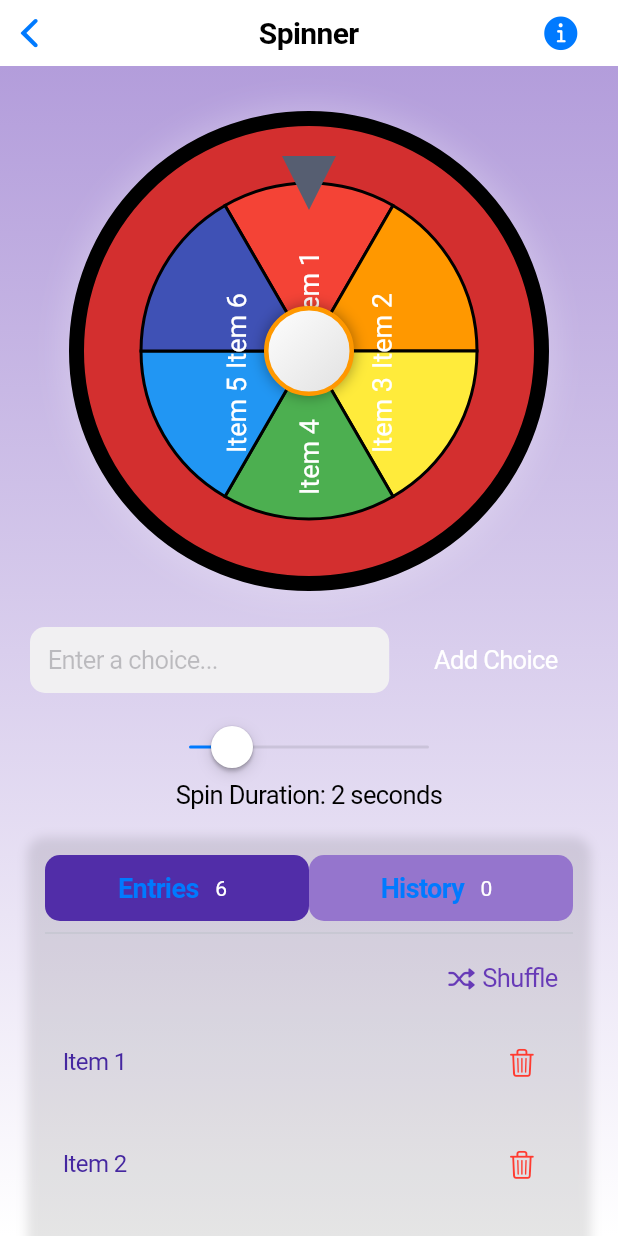
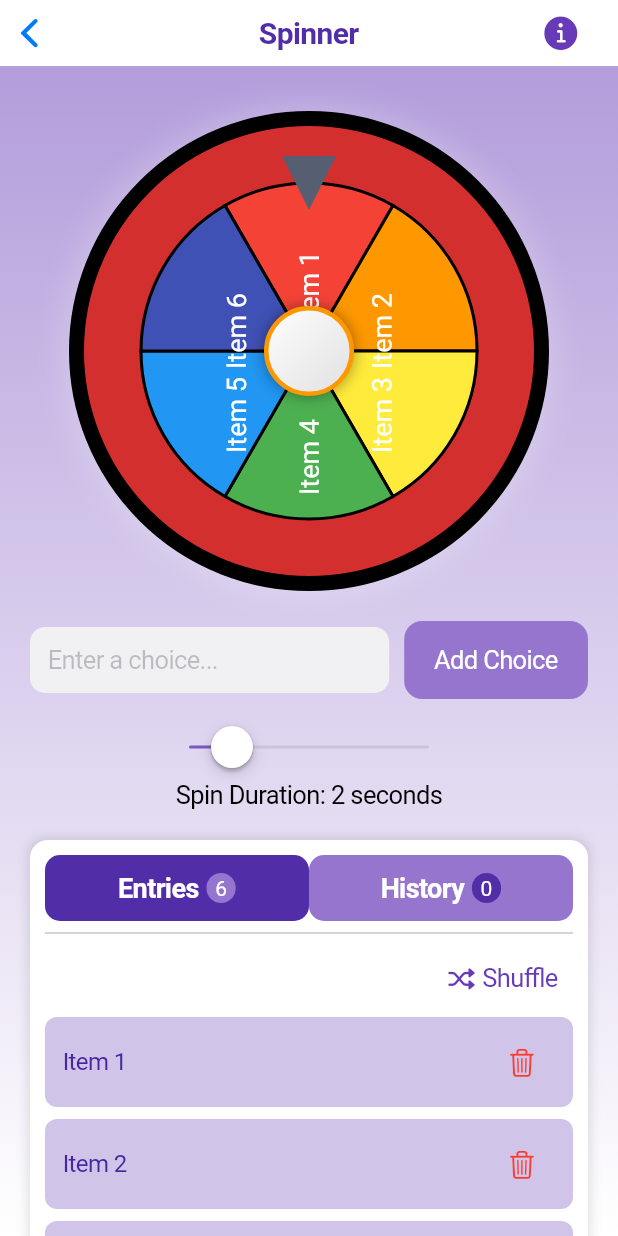
Before and after one commit to beyonce-ama/the_spinner, a Flutter app: the SpinnerScreen screen opened directly, on a phone screen of 412 x 824 dp. Run offline on Flutter 3.47's test engine with Material 3 defaults, Android fonts, the phone set to English and light mode, and no system bars; drawn by our look-alikes of flutter_fortune_wheel.

Commit message:
theme edit

```diff
--- a/lib/spinner_screen.dart
+++ b/lib/spinner_screen.dart
@@ -115,12 +115,14 @@ Widget build(BuildContext context) {
   middle: Text(
     "Spinner",
     style: TextStyle(
+    color: isDarkMode ? Colors.deepPurple.shade100 : Colors.deepPurple.shade700,
       fontSize: 20, fontWeight: FontWeight.w600),
   ),
   trailing: CupertinoButton(
     padding: EdgeInsets.zero,
     child: Icon(
       CupertinoIcons.info_circle_fill,
+      color: Colors.deepPurple,
       size: 26,
     ),
     onPressed: () {
@@ -249,6 +251,7 @@ Widget build(BuildContext context) {
                   ),
                   const SizedBox(width: 10),
                   CupertinoButton(
+                color: Colors.deepPurple.shade300,
                 onPressed: addChoice,
                 child: const Text("Add Choice", style: TextStyle(color: Colors.white)),
               ),
@@ -260,6 +263,7 @@ Widget build(BuildContext context) {
                 min: 1,
                 max: 10,
                 divisions: 9,
+                activeColor: Colors.deepPurple.shade400,
                 onChanged: (value) {
                   setState(() {
                     spinDuration = value.toInt();
@@ -272,6 +276,7 @@ Widget build(BuildContext context) {
                 margin: const EdgeInsets.symmetric(vertical: 10),
                 padding: const EdgeInsets.all(10),
                 decoration: BoxDecoration(
+                  color: isDarkMode ? Colors.deepPurple.shade200 : Colors.white,
                   borderRadius: BorderRadius.circular(12),
                   boxShadow: [
                     BoxShadow(
@@ -302,12 +307,14 @@ Widget build(BuildContext context) {
                                     style: TextStyle(
                                       fontSize: 18,
                                       fontWeight: FontWeight.bold,
+                                      color: showEntries ? Colors.white : Colors.white,
                                     ),
                                   ),
                                   const SizedBox(width: 5),
                                   Container(
                                     padding: const EdgeInsets.symmetric(horizontal: 6, vertical: 2),
                                     decoration: BoxDecoration(
+                                      color: showEntries ? Colors.deepPurple.shade300 : Colors.deepPurple.shade700,
                                       borderRadius: BorderRadius.circular(12),
                                     ),
                                     child: Text(
@@ -339,12 +346,14 @@ Widget build(BuildContext context) {
                                       style: TextStyle(
                                         fontSize: 18,
                                         fontWeight: FontWeight.bold,
+                                        color: !showEntries ? Colors.white : Colors.white,
                                       ),
                                     ),
                                     const SizedBox(width: 5),
                                     Container(
                                       padding: const EdgeInsets.symmetric(horizontal: 6, vertical: 2),
                                       decoration: BoxDecoration(
+                                        color: showEntries ? Colors.deepPurple.shade700 : Colors.deepPurple.shade300,
                                         borderRadius: BorderRadius.circular(12),
                                       ),
                                       child: Text(
@@ -385,6 +394,7 @@ Widget build(BuildContext context) {
                           padding: const EdgeInsets.symmetric(vertical: 8, horizontal: 12),
                           margin: const EdgeInsets.symmetric(vertical: 4),
                           decoration: BoxDecoration(
+                            color: isDarkMode ? Colors.deepPurple.shade800 : Colors.deepPurple.shade100,
                             borderRadius: BorderRadius.circular(8),
                           ),
                           child: Row(
@@ -409,7 +419,7 @@ Widget build(BuildContext context) {
                         children: history.map((item) => Padding(
                           padding: const EdgeInsets.symmetric(vertical: 4),
                           child: Text(item, style: TextStyle(fontSize: 16,
-                           )
+                          color: isDarkMode ? Colors.deepPurple.shade800 : Colors.deepPurple.shade800,)
                           ),
                         )).toList(),
                       ),
```
